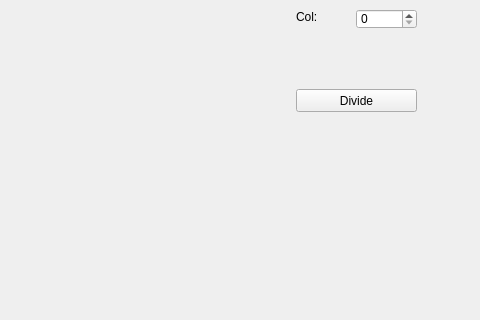
First picture: the form in mainwindow.ui, repository gdc0411/M1project, before the edit; both pictures show x 544 to 1024 and y 267 to 587 of the 1024 by 768 pixel window.
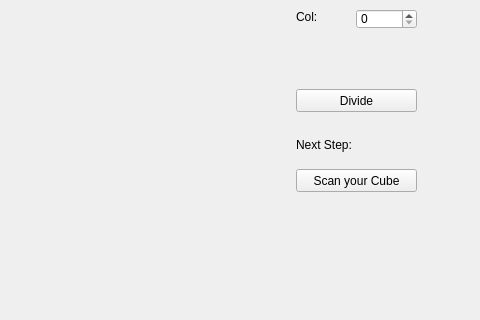
Second picture: the form after the edit.

```diff
--- a/mainwindow.ui
+++ b/mainwindow.ui
@@ -147,6 +147,32 @@
      <number>200</number>
     </property>
    </widget>
+   <widget class="QPushButton" name="scanButton">
+    <property name="geometry">
+     <rect>
+      <x>840</x>
+      <y>400</y>
+      <width>121</width>
+      <height>23</height>
+     </rect>
+    </property>
+    <property name="text">
+     <string>Scan your Cube</string>
+    </property>
+   </widget>
+   <widget class="QLabel" name="label_5">
+    <property name="geometry">
+     <rect>
+      <x>840</x>
+      <y>360</y>
+      <width>131</width>
+      <height>31</height>
+     </rect>
+    </property>
+    <property name="text">
+     <string>Next Step:</string>
+    </property>
+   </widget>
   </widget>
   <widget class="QMenuBar" name="menuBar">
    <property name="geometry">
```
Left out of the diff: 6 changed lines with no effect on the pictures.
